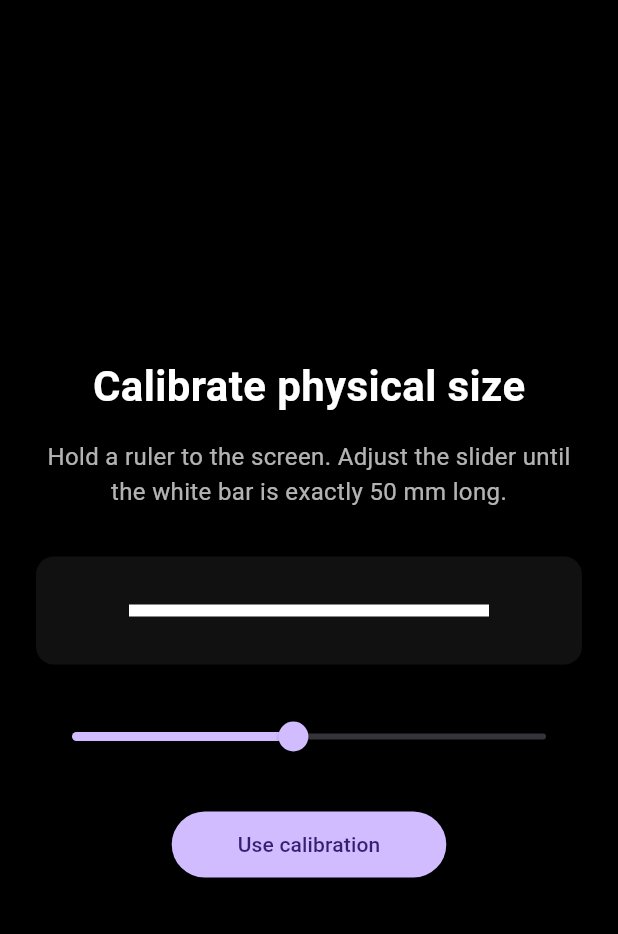
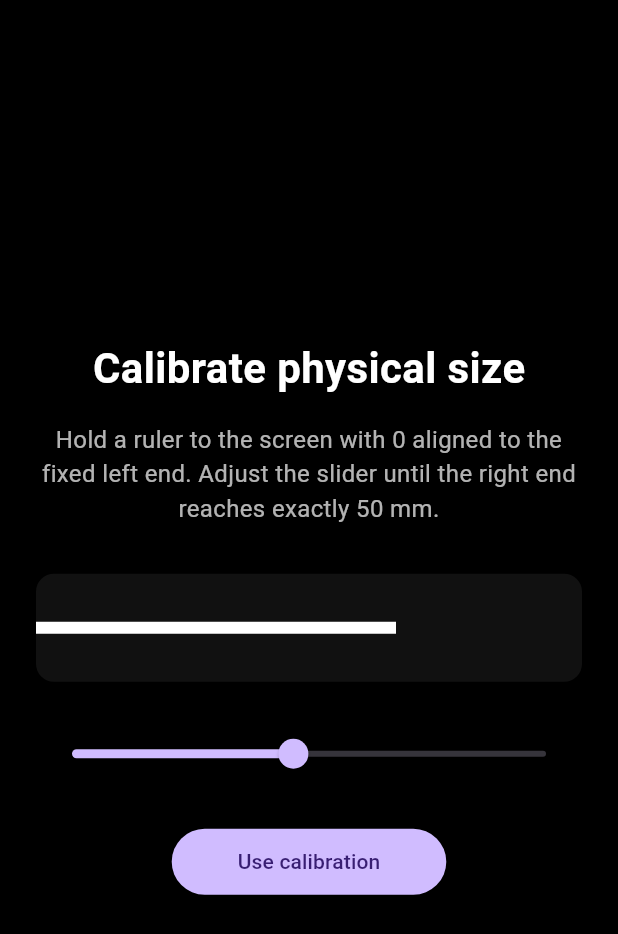
Before and after one commit to udeudeude/LightHouse-StashBoard, a Flutter app: the screen it shows after launch, on a phone screen of 412 x 824 dp. Shown: the top 934 px of the screen. Run offline on Flutter 3.47's test engine with Material 3 defaults, Android fonts, the phone set to English and light mode, and no system bars; our stand-ins replace device_info_plus, shared_preferences, wakelock_plus.

Commit message:
ux: anchor calibration bar at one end

```diff
--- a/lib/ui/calibration_screen.dart
+++ b/lib/ui/calibration_screen.dart
@@ -38,14 +38,14 @@ class _CalibrationScreenState extends State<CalibrationScreen> {
                   ),
                   const SizedBox(height: 16),
                   const Text(
-                    'Hold a ruler to the screen. Adjust the slider until the white bar is exactly 50 mm long.',
+                    'Hold a ruler to the screen with 0 aligned to the fixed left end. Adjust the slider until the right end reaches exactly 50 mm.',
                     textAlign: TextAlign.center,
                     style: TextStyle(color: Colors.white70, fontSize: 16),
                   ),
                   const SizedBox(height: 32),
                   Container(
                     height: 72,
-                    alignment: Alignment.center,
+                    alignment: Alignment.centerLeft,
                     decoration: BoxDecoration(
                       color: const Color(0xFF111111),
                       borderRadius: BorderRadius.circular(12),
```
